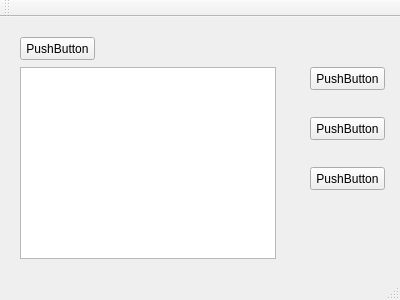
Qt form mainwindow.ui (ArtyomGevorgyan1/FileManager) before a commit.
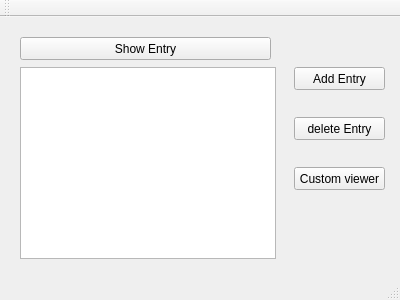
The same form after that commit.

Diff of the .ui file:
```diff
--- a/mainwindow.ui
+++ b/mainwindow.ui
@@ -19,25 +19,25 @@
      <rect>
       <x>20</x>
       <y>20</y>
-      <width>75</width>
+      <width>251</width>
       <height>23</height>
      </rect>
     </property>
     <property name="text">
-     <string>PushButton</string>
+     <string>Show Entry</string>
     </property>
    </widget>
    <widget class="QPushButton" name="deleteEntry">
     <property name="geometry">
      <rect>
-      <x>310</x>
+      <x>294</x>
       <y>100</y>
-      <width>75</width>
+      <width>91</width>
       <height>23</height>
      </rect>
     </property>
     <property name="text">
-     <string>PushButton</string>
+     <string>delete Entry</string>
     </property>
    </widget>
    <widget class="QListView" name="treeList">
@@ -53,27 +53,27 @@
    <widget class="QPushButton" name="addEntry">
     <property name="geometry">
      <rect>
-      <x>310</x>
+      <x>294</x>
       <y>50</y>
-      <width>75</width>
+      <width>91</width>
       <height>23</height>
      </rect>
     </property>
     <property name="text">
-     <string>PushButton</string>
+     <string>Add Entry</string>
     </property>
    </widget>
    <widget class="QPushButton" name="lookAtDrive">
     <property name="geometry">
      <rect>
-      <x>310</x>
+      <x>294</x>
       <y>150</y>
-      <width>75</width>
+      <width>91</width>
       <height>23</height>
      </rect>
     </property>
     <property name="text">
-     <string>PushButton</string>
+     <string>Custom viewer</string>
     </property>
    </widget>
   </widget>
```
